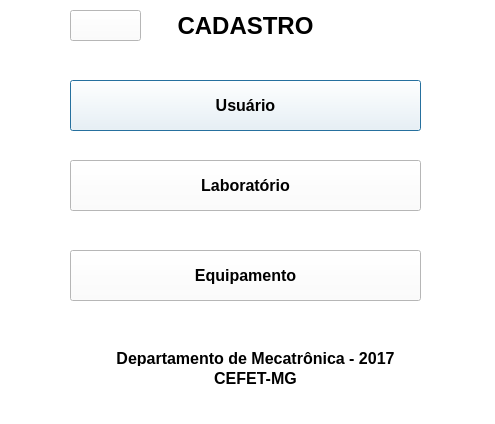
Above: LPTI2/menucadas.ui from Gabriel351/LPTI before the change. Below: the same form after it.
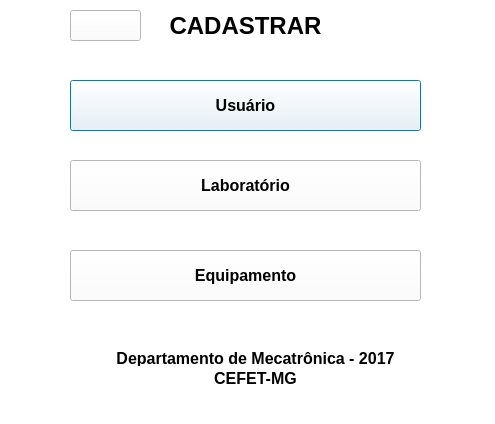
That is the form after the change. Icons and pictures are not drawn.

Commit message:
cadastro/alterar laboratório
completos(eu acho)

Patch:
```diff
--- a/LPTI2/menucadas.ui
+++ b/LPTI2/menucadas.ui
@@ -45,7 +45,7 @@
     </font>
    </property>
    <property name="text">
-    <string>CADASTRO</string>
+    <string>CADASTRAR</string>
    </property>
    <property name="alignment">
     <set>Qt::AlignCenter</set>
```
The commit also changes 10 other files.
